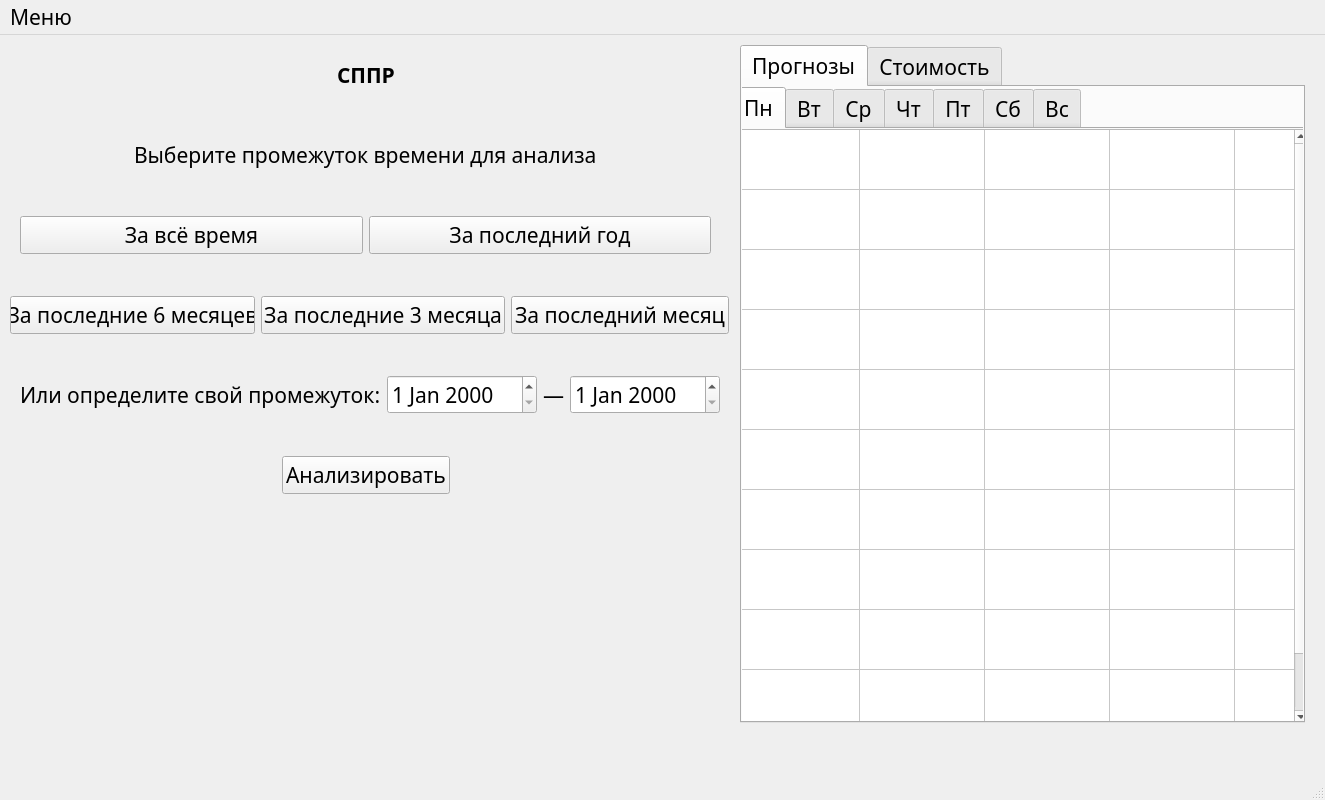
Qt form src/interface/gui.ui (Vemestael/gw-dss) before a commit.
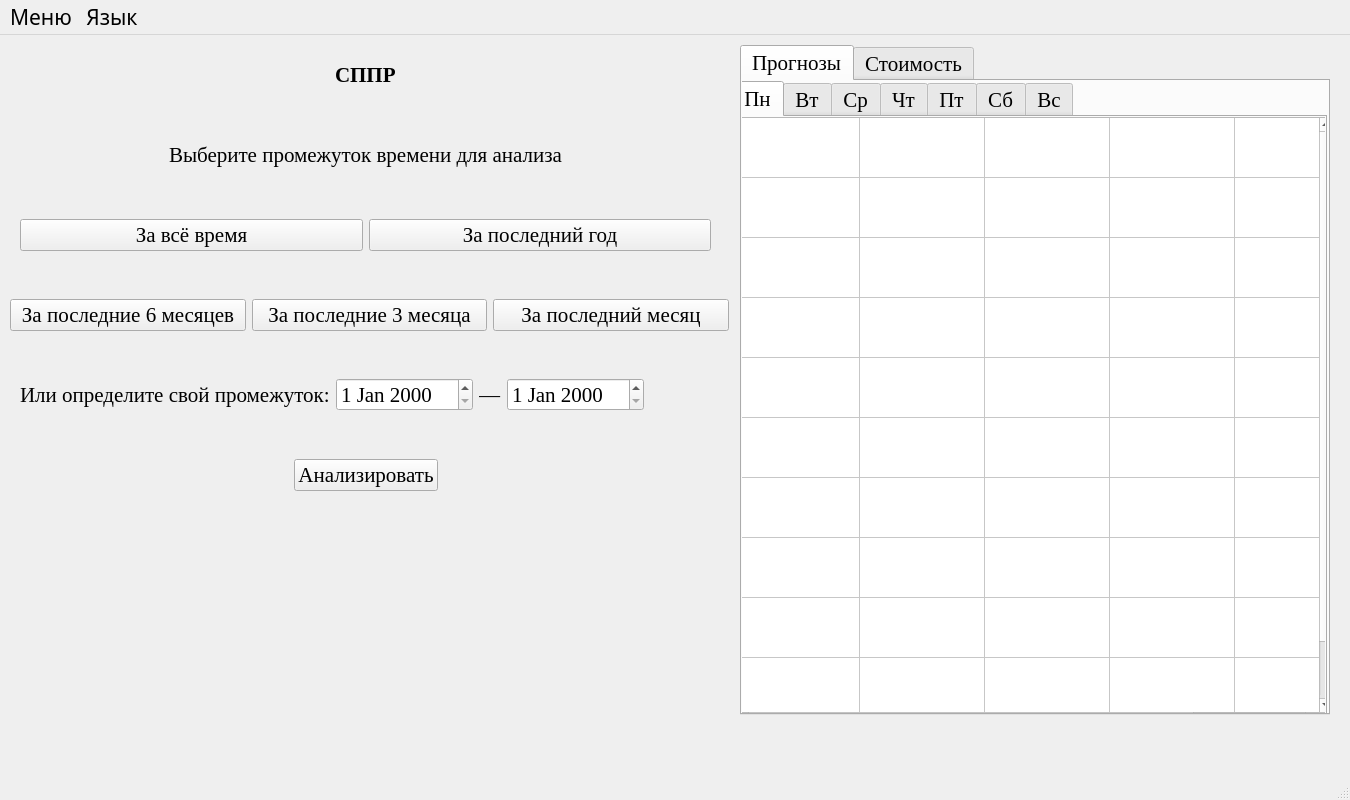
The same form after that commit.

Diff of the .ui file:
```diff
--- a/src/interface/gui.ui
+++ b/src/interface/gui.ui
@@ -6,7 +6,7 @@
    <rect>
     <x>0</x>
     <y>0</y>
-    <width>1325</width>
+    <width>1350</width>
     <height>800</height>
    </rect>
   </property>
@@ -23,12 +23,17 @@
       <height>80</height>
      </rect>
     </property>
+    <property name="font">
+     <font>
+      <family>Times New Roman</family>
+     </font>
+    </property>
     <layout class="QHBoxLayout" name="horizontalLayout">
      <item>
       <widget class="QPushButton" name="all_time">
        <property name="font">
         <font>
-         <family>Fira Sans</family>
+         <family>Times New Roman</family>
          <pointsize>16</pointsize>
         </font>
        </property>
@@ -41,7 +46,7 @@
       <widget class="QPushButton" name="last_year">
        <property name="font">
         <font>
-         <family>Fira Sans</family>
+         <family>Times New Roman</family>
          <pointsize>16</pointsize>
         </font>
        </property>
@@ -61,9 +66,19 @@
       <height>80</height>
      </rect>
     </property>
+    <property name="font">
+     <font>
+      <family>Times New Roman</family>
+     </font>
+    </property>
     <layout class="QHBoxLayout" name="horizontalLayout_2">
      <item>
       <spacer name="horizontalSpacer">
+       <property name="font">
+        <font>
+         <family>Times New Roman</family>
+        </font>
+       </property>
        <property name="orientation">
         <enum>Qt::Horizontal</enum>
        </property>
@@ -79,7 +94,7 @@
       <widget class="QLabel" name="label">
        <property name="font">
         <font>
-         <family>Fira Sans</family>
+         <family>Times New Roman</family>
          <pointsize>16</pointsize>
         </font>
        </property>
@@ -90,6 +105,11 @@
      </item>
      <item>
       <spacer name="horizontalSpacer_2">
+       <property name="font">
+        <font>
+         <family>Times New Roman</family>
+        </font>
+       </property>
        <property name="orientation">
         <enum>Qt::Horizontal</enum>
        </property>
@@ -112,9 +132,19 @@
       <height>80</height>
      </rect>
     </property>
+    <property name="font">
+     <font>
+      <family>Times New Roman</family>
+     </font>
+    </property>
     <layout class="QHBoxLayout" name="horizontalLayout_4">
      <item>
       <spacer name="horizontalSpacer_3">
+       <property name="font">
+        <font>
+         <family>Times New Roman</family>
+        </font>
+       </property>
        <property name="orientation">
         <enum>Qt::Horizontal</enum>
        </property>
@@ -130,9 +160,8 @@
       <widget class="QLabel" name="label_5">
        <property name="font">
         <font>
-         <family>Fira Sans</family>
+         <family>Times New Roman</family>
          <pointsize>16</pointsize>
-         <weight>75</weight>
          <bold>true</bold>
         </font>
        </property>
@@ -143,6 +172,11 @@
      </item>
      <item>
       <spacer name="horizontalSpacer_4">
+       <property name="font">
+        <font>
+         <family>Times New Roman</family>
+        </font>
+       </property>
        <property name="orientation">
         <enum>Qt::Horizontal</enum>
        </property>
@@ -165,12 +199,17 @@
       <height>80</height>
      </rect>
     </property>
+    <property name="font">
+     <font>
+      <family>Times New Roman</family>
+     </font>
+    </property>
     <layout class="QHBoxLayout" name="horizontalLayout_5">
      <item>
       <widget class="QLabel" name="label_2">
        <property name="font">
         <font>
-         <family>Fira Sans</family>
+         <family>Times New Roman</family>
          <pointsize>16</pointsize>
         </font>
        </property>
@@ -183,7 +222,7 @@
       <widget class="QDateEdit" name="date_start">
        <property name="font">
         <font>
-         <family>Fira Sans</family>
+         <family>Times New Roman</family>
          <pointsize>16</pointsize>
         </font>
        </property>
@@ -193,7 +232,7 @@
       <widget class="QLabel" name="label_3">
        <property name="font">
         <font>
-         <family>Fira Sans</family>
+         <family>Times New Roman</family>
          <pointsize>16</pointsize>
         </font>
        </property>
@@ -206,7 +245,7 @@
       <widget class="QDateEdit" name="date_end">
        <property name="font">
         <font>
-         <family>Fira Sans</family>
+         <family>Times New Roman</family>
          <pointsize>16</pointsize>
         </font>
        </property>
@@ -214,13 +253,18 @@
      </item>
      <item>
       <spacer name="horizontalSpacer_5">
+       <property name="font">
+        <font>
+         <family>Times New Roman</family>
+        </font>
+       </property>
        <property name="orientation">
         <enum>Qt::Horizontal</enum>
        </property>
        <property name="sizeHint" stdset="0">
         <size>
-         <width>40</width>
-         <height>20</height>
+         <width>0</width>
+         <height>0</height>
         </size>
        </property>
       </spacer>
@@ -236,9 +280,19 @@
       <height>80</height>
      </rect>
     </property>
+    <property name="font">
+     <font>
+      <family>Times New Roman</family>
+     </font>
+    </property>
     <layout class="QHBoxLayout" name="horizontalLayout_6">
      <item>
       <spacer name="horizontalSpacer_6">
+       <property name="font">
+        <font>
+         <family>Times New Roman</family>
+        </font>
+       </property>
        <property name="orientation">
         <enum>Qt::Horizontal</enum>
        </property>
@@ -254,7 +308,7 @@
       <widget class="QPushButton" name="analyze">
        <property name="font">
         <font>
-         <family>Fira Sans</family>
+         <family>Times New Roman</family>
          <pointsize>16</pointsize>
         </font>
        </property>
@@ -265,6 +319,11 @@
      </item>
      <item>
       <spacer name="horizontalSpacer_7">
+       <property name="font">
+        <font>
+         <family>Times New Roman</family>
+        </font>
+       </property>
        <property name="orientation">
         <enum>Qt::Horizontal</enum>
        </property>
@@ -287,12 +346,17 @@
       <height>80</height>
      </rect>
     </property>
+    <property name="font">
+     <font>
+      <family>Times New Roman</family>
+     </font>
+    </property>
     <layout class="QHBoxLayout" name="horizontalLayout_3">
      <item>
       <widget class="QPushButton" name="last_6_month">
        <property name="font">
         <font>
-         <family>Fira Sans</family>
+         <family>Times New Roman</family>
          <pointsize>16</pointsize>
         </font>
        </property>
@@ -305,7 +369,7 @@
       <widget class="QPushButton" name="last_3_month">
        <property name="font">
         <font>
-         <family>Fira Sans</family>
+         <family>Times New Roman</family>
          <pointsize>16</pointsize>
         </font>
        </property>
@@ -318,7 +382,7 @@
       <widget class="QPushButton" name="last_month">
        <property name="font">
         <font>
-         <family>Fira Sans</family>
+         <family>Times New Roman</family>
          <pointsize>16</pointsize>
         </font>
        </property>
@@ -334,13 +398,13 @@
      <rect>
       <x>740</x>
       <y>10</y>
-      <width>565</width>
-      <height>678</height>
+      <width>590</width>
+      <height>670</height>
      </rect>
     </property>
     <property name="font">
      <font>
-      <family>Fira Sans</family>
+      <family>Times New Roman</family>
       <pointsize>16</pointsize>
      </font>
     </property>
@@ -356,13 +420,13 @@
        <rect>
         <x>-10</x>
         <y>0</y>
-        <width>575</width>
+        <width>595</width>
         <height>640</height>
        </rect>
       </property>
       <property name="font">
        <font>
-        <family>Fira Sans</family>
+        <family>Times New Roman</family>
         <pointsize>16</pointsize>
        </font>
       </property>
@@ -378,13 +442,13 @@
          <rect>
           <x>0</x>
           <y>0</y>
-          <width>575</width>
+          <width>600</width>
           <height>610</height>
          </rect>
         </property>
         <property name="font">
          <font>
-          <family>Fira Sans</family>
+          <family>Times New Roman</family>
           <pointsize>16</pointsize>
          </font>
         </property>
@@ -1200,8 +1264,8 @@
     <rect>
      <x>0</x>
      <y>0</y>
-     <width>1325</width>
-     <height>37</height>
+     <width>1350</width>
+     <height>30</height>
     </rect>
    </property>
    <property name="font">
@@ -1225,7 +1289,16 @@
     <addaction name="separator"/>
     <addaction name="action_exit"/>
    </widget>
+   <widget class="QMenu" name="menu_2">
+    <property name="title">
+     <string>Язык</string>
+    </property>
+    <addaction name="en_lang"/>
+    <addaction name="uk_lang"/>
+    <addaction name="ru_lang"/>
+   </widget>
    <addaction name="menu"/>
+   <addaction name="menu_2"/>
   </widget>
   <widget class="QStatusBar" name="statusbar"/>
   <action name="action_1">
```
Left out of the diff: 95 changed lines with no effect on the pictures.
